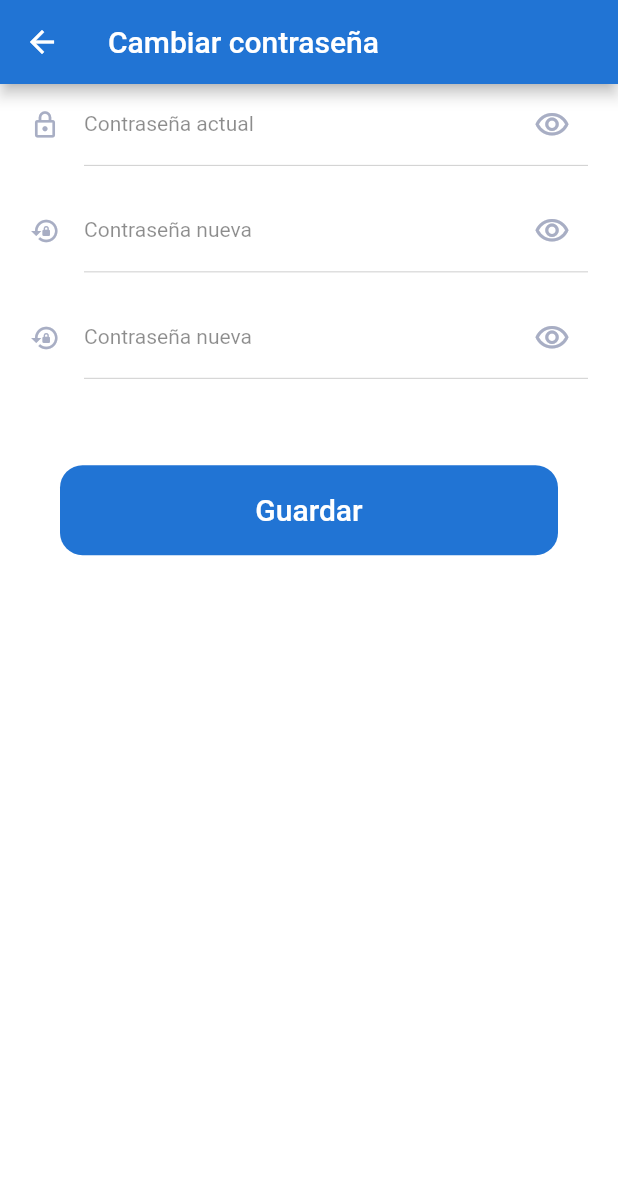
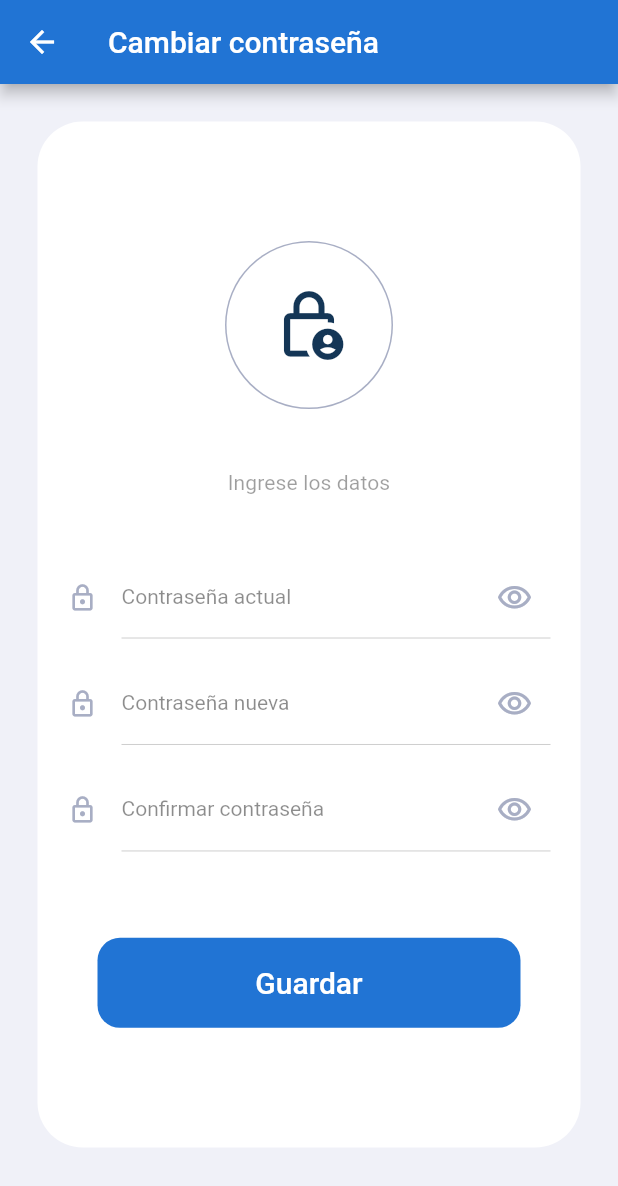
Before and after one commit to MyPatt/gasjm_cliente, a Flutter app: the PerfilPage screen opened by its route, scrolled down 178 dp, after a tap on "Cambiar contraseña", on a phone screen of 412 x 824 dp. Shown: the top 1186 px of the screen. Run offline on Flutter 3.47's test engine with Material 2 defaults, Android fonts, the phone set to English and light mode, and no system bars; our stand-ins replace bloc, cloud_firestore, equatable, firebase_auth, firebase_core, firebase_storage and 14 more; missing offline and left inert: dart:ffi; accounts and stored records are empty; network calls fail; statements that could not run were skipped; project files that could hold a hidden picture were left out.

Commit message:
Menu lateral cambiar contrasena

```diff
--- a/lib/app/data/repository/authenticacion_repository.dart
+++ b/lib/app/data/repository/authenticacion_repository.dart
@@ -1,6 +1,5 @@
 import 'package:equatable/equatable.dart';
 import 'package:gasjm/app/data/models/persona_model.dart';
-import 'package:gasjm/app/data/models/usuario_model.dart';
 
 //Repositorio con 2 clases -para autenticar usuario
 //Abstraer el usuario de firebase para obtener el uid
--- a/lib/app/data/repository/implementations/producto_repository.dart
+++ b/lib/app/data/repository/implementations/producto_repository.dart
@@ -1,4 +1,3 @@
-import 'dart:ffi';
 
 import 'package:gasjm/app/data/models/producto_model.dart';
 import 'package:gasjm/app/data/providers/producto_provider.dart';
--- a/lib/app/data/repository/implementations/ubicacionrepartidor_repository.dart
+++ b/lib/app/data/repository/implementations/ubicacionrepartidor_repository.dart
@@ -1,4 +1,4 @@
-import 'package:gasjm/app/data/models/pedido_model.dart';
+
 import 'package:gasjm/app/data/models/ubicacionrepartidor_model.dart';
 import 'package:gasjm/app/data/providers/ubicacionrepartidor_provider.dart';
 import 'package:gasjm/app/data/repository/ubicacionrepartidor_repository.dart';
--- a/lib/app/data/repository/producto_repository.dart
+++ b/lib/app/data/repository/producto_repository.dart
@@ -1,4 +1,3 @@
-import 'dart:ffi';
 
 import 'package:gasjm/app/data/models/producto_model.dart';
 
--- a/lib/app/global_widgets/circular_progress.dart
+++ b/lib/app/global_widgets/circular_progress.dart
@@ -7,7 +7,7 @@ class CircularProgress extends StatelessWidget {
   @override
   Widget build(BuildContext context) {
     return const CircularProgressIndicator(
-      backgroundColor: Colors.white,
+      backgroundColor: AppTheme.light,
       color: AppTheme.blueBackground,
     );
   }
--- a/lib/app/global_widgets/header_logo.dart
+++ b/lib/app/global_widgets/header_logo.dart
@@ -1,6 +1,4 @@
 import 'package:flutter/material.dart';
-import 'package:gasjm/app/core/theme/app_theme.dart';
-
 class HeaderLogo extends StatelessWidget {
   const HeaderLogo({Key? key}) : super(key: key);
 
@@ -12,7 +10,7 @@ class HeaderLogo extends StatelessWidget {
           Container(
             height: 96.0,
             width: 96.0,
-            child: CircleAvatar(
+            child: const CircleAvatar(
               backgroundImage: AssetImage("assets/icons/gasjm.png"),
               radius: 50,
             ),
--- a/lib/app/global_widgets/text_description.dart
+++ b/lib/app/global_widgets/text_description.dart
@@ -1,21 +1,26 @@
 import 'package:flutter/material.dart';
 
 class TextDescription extends StatelessWidget {
-
   final String text;
   final Color? color;
   final TextAlign? textAlign;
 
-  const TextDescription({Key? key, required this.text, this.color= Colors.black38, this.textAlign}) : super(key: key);
+  const TextDescription(
+      {Key? key,
+      required this.text,
+      this.color = Colors.black38,
+      this.textAlign = TextAlign.center})
+      : super(key: key);
   @override
   Widget build(BuildContext context) {
     return Text(
       text,
-      textAlign: TextAlign.center,
+      textAlign: textAlign,
       style: Theme.of(context)
           .textTheme
           .subtitle2
           ?.copyWith(color: color, fontWeight: FontWeight.w400),
+      maxLines: 2,
     );
   }
 }
--- a/lib/app/modules/inicio/proceso_pedido/local_widgets/mapa.dart
+++ b/lib/app/modules/inicio/proceso_pedido/local_widgets/mapa.dart
@@ -1,7 +1,4 @@
 import 'package:flutter/material.dart';
-import 'package:gasjm/app/modules/inicio/inicio_controller.dart';
-import 'package:get/get.dart';
-import 'package:google_maps_flutter/google_maps_flutter.dart';
 
 class MapaWidget extends StatelessWidget {
   const MapaWidget({Key? key}) : super(key: key);
--- a/lib/app/modules/login/login_controller.dart
+++ b/lib/app/modules/login/login_controller.dart
@@ -115,4 +115,5 @@ class LoginController extends GetxController {
     SharedPreferences prefs = await SharedPreferences.getInstance();
     await prefs.remove("correo_usuario");
   }
+
 }
--- a/lib/app/modules/perfil/perfil_controller.dart
+++ b/lib/app/modules/perfil/perfil_controller.dart
@@ -41,7 +41,7 @@ class PerfilController extends GetxController {
   final RxBool _contrasenaNuevaOculta2 = true.obs;
   RxBool get contrasenaNuevaOculta2 => _contrasenaNuevaOculta2;
   //
-  PersonaModel? _usuario = null;
+  PersonaModel? _usuario;
   PersonaModel? get usuario => _usuario;
 
   final _personaRepository = Get.find<PersonaRepository>();
@@ -98,14 +98,8 @@ class PerfilController extends GetxController {
   @override
   void onClose() {
     super.onClose();
-    cedulaTextoController.clear();
-    nombreTextoController.clear();
-    apellidoTextoController.clear();
-    direccionTextoController.clear();
-    fechaNacimientoTextoController.clear();
-    celularTextoController.clear();
-    correoElectronicoTextoController.clear();
-    contrasenaActualTextoController.clear();
+    //Limpiar campos
+    _limpiarCamposDeTodosLosFormsDelUsuario();
   }
 
   /* METODOS PARA CLIENTES */
@@ -224,7 +218,7 @@ class PerfilController extends GetxController {
 
   //
   Future<String> _getDireccionXLatLng(LatLng posicion) async {
-    print(posicion);
+
     List<Placemark> placemark =
         await placemarkFromCoordinates(posicion.latitude, posicion.longitude);
     Placemark lugar = placemark[0];
@@ -397,7 +391,7 @@ class PerfilController extends GetxController {
     //  emit(state.copyWith(pickedImage: imageFile));
   }
 
-  Future<void> restablecerContrasena() async {
+  Future<void> restablecerContrasena(BuildContext context) async {
     final contrasenaActual = contrasenaActualTextoController.text;
     final contrasenaNueva1 = contrasenaNueva1TextoController.text;
     final contrasenaNueva2 = contrasenaNueva2TextoController.text;
@@ -406,13 +400,13 @@ class PerfilController extends GetxController {
       errorDeContrasena.value = null;
 
       if (contrasenaNueva1 == contrasenaNueva2) {
-        bool actualizado = await _personaRepository.updateContrasenaPersona(
+        await _personaRepository.updateContrasenaPersona(
             uid: _usuario!.uidPersona.toString(),
-            actualContrasena: contrasenaNueva2,
+            actualContrasena: contrasenaActual,
             nuevaContrasena: contrasenaNueva2);
 
-        //Mensaje de ingreso
-        if (!actualizado) {
+        //Mensaje de confirmacion
+
         Mensajes.showGetSnackbar(
             titulo: 'Mensaje',
             mensaje: '¡Se guardo con éxito!',
@@ -420,11 +414,16 @@ class PerfilController extends GetxController {
               Icons.save_outlined,
               color: Colors.white,
             ));
-        } else {
-          errorDeContrasena.value = "Contraseña actual incorrecta";
-        }
+
+        //Retornar al pagina de perfil
+        Navigator.of(context).pop();
       } else {
         errorDeContrasena.value = "Las contraseñas no coinciden";
+      }
+      // } catch (e) {
+    } on FirebaseAuthException catch (e) {
+      if (e.code == 'wrong-password') {
+        errorDeContrasena.value = 'Contraseña actual incorrecta';
       }
     } catch (e) {
       Mensajes.showGetSnackbar(
@@ -440,4 +439,35 @@ class PerfilController extends GetxController {
     await Future.delayed(const Duration(seconds: 1));
     cargandoDeContrasena.value = false;
   }
+
+  cargarFormContrasena() {
+    //Limpiar campos
+    _limpiarCamposDelFormContrasena();
+
+    //Ir a la ruta
+    Get.toNamed(AppRoutes.contrasena);
   }
+
+  void _limpiarCamposDeTodosLosFormsDelUsuario() {
+    cedulaTextoController.dispose();
+    nombreTextoController.dispose();
+    apellidoTextoController.dispose();
+    direccionTextoController.dispose();
+    fechaNacimientoTextoController.dispose();
+    celularTextoController.dispose();
+    correoElectronicoTextoController.dispose();
+    contrasenaActualTextoController.dispose();
+    contrasenaNueva1TextoController.dispose();
+    contrasenaNueva2TextoController.dispose();
+  }
+
+  void _limpiarCamposDelFormContrasena() {
+    contrasenaActualTextoController.clear();
+    contrasenaNueva1TextoController.clear();
+    contrasenaNueva2TextoController.clear();
+    errorDeContrasena.value = '';
+    _contrasenaActualOculta.value = true;
+    _contrasenaNuevaOculta1.value = true;
+    _contrasenaNuevaOculta2.value = true;
+  }
+}
--- a/lib/app/modules/perfil/widgets/form_contrasena.dart
+++ b/lib/app/modules/perfil/widgets/form_contrasena.dart
@@ -1,6 +1,7 @@
 import 'package:flutter/material.dart';
 import 'package:gasjm/app/core/theme/app_theme.dart';
 import 'package:gasjm/app/core/utils/validaciones.dart';
+import 'package:gasjm/app/global_widgets/circular_progress.dart';
 import 'package:gasjm/app/global_widgets/text_description.dart';
 import 'package:gasjm/app/modules/perfil/perfil_controller.dart';
 import 'package:gasjm/app/core/utils/responsive.dart';
@@ -15,7 +16,7 @@ class FormContrasena extends StatelessWidget {
   Widget build(BuildContext context) {
     return GetBuilder<PerfilController>(
       builder: (_) => Scaffold(
-        backgroundColor: Colors.white,
+        backgroundColor: AppTheme.background,
         appBar: AppBar(
           backgroundColor: AppTheme.blueBackground,
           title: const Text('Cambiar contraseña'),
@@ -23,17 +24,24 @@ class FormContrasena extends StatelessWidget {
         body: SafeArea(
           bottom: false,
           child: SingleChildScrollView(
+            padding: const EdgeInsets.symmetric(horizontal: 25, vertical: 25),
             child: SizedBox(
-              height: MediaQuery.of(context).size.height -
-                  MediaQuery.of(context).padding.top,
+              height: Responsive.hp(context) * 0.83,
+              child: Container(
+                decoration: BoxDecoration(
+                  borderRadius: BorderRadius.circular(30),
+                  color: Colors.white,
+                ),
+                height: 350,
+                padding: const EdgeInsets.symmetric(horizontal: 20),
+
+                alignment: Alignment.center,
+                // height: Responsive.hp(context),
                 child: LayoutBuilder(
                   builder: (context, constraint) {
-                  return Container(
-                    alignment: Alignment.center,
-                    padding: const EdgeInsets.symmetric(horizontal: 20),
-                    child: Padding(
-                        padding:
-                            EdgeInsets.only(bottom: constraint.maxHeight * .1),
+                    return Padding(
+                        padding: EdgeInsets.symmetric(
+                            vertical: constraint.maxHeight * .05),
                         child: Obx(
                           () => AbsorbPointer(
                             absorbing: _.cargandoDeContrasena.value,
@@ -43,12 +51,36 @@ class FormContrasena extends StatelessWidget {
                                 SliverFillRemaining(
                                   hasScrollBody: false,
                                   child: Column(
-                                      mainAxisSize: MainAxisSize.max,
                                       mainAxisAlignment:
-                                          MainAxisAlignment.start,
+                                          MainAxisAlignment.center,
                                       crossAxisAlignment:
                                           CrossAxisAlignment.stretch,
                                       children: [
+                                        const CircleAvatar(
+                                          backgroundColor: AppTheme.light,
+                                          child: CircleAvatar(
+                                            backgroundColor: Colors.white,
+                                            child: Icon(
+                                              Icons.lock_person_outlined,
+                                              color: AppTheme.blueDark,
+                                              size: 50,
+                                            ),
+                                            radius: 55.0,
+                                          ),
+                                          radius: 56.0,
+                                        ),
+                                        SizedBox(
+                                            height: Responsive.getScreenSize(
+                                                        context)
+                                                    .height *
+                                                .05),
+                                        const TextDescription(
+                                            text: 'Ingrese los datos'),
+                                        SizedBox(
+                                            height: Responsive.getScreenSize(
+                                                        context)
+                                                    .height *
+                                                .05),
                                         Obx(
                                           () => InputText(
                                             iconPrefix: Icons.lock_outlined,
@@ -82,7 +114,7 @@ class FormContrasena extends StatelessWidget {
                                                 .02),
                                         Obx(
                                           () => InputText(
-                                            iconPrefix: Icons.lock_reset,
+                                            iconPrefix: Icons.lock_outlined,
                                             keyboardType: TextInputType.text,
                                             obscureText:
                                                 _.contrasenaNuevaOculta1.value,
@@ -113,7 +145,7 @@ class FormContrasena extends StatelessWidget {
                                                 .02),
                                         Obx(
                                           () => InputText(
-                                            iconPrefix: Icons.lock_reset,
+                                            iconPrefix: Icons.lock_outlined,
                                             keyboardType: TextInputType.text,
                                             obscureText:
                                                 _.contrasenaNuevaOculta2.value,
@@ -124,7 +156,7 @@ class FormContrasena extends StatelessWidget {
                                             validator:
                                                 Validacion.validarContrasena,
                                             maxLines: 1,
-                                            labelText: "Contraseña nueva",
+                                            labelText: "Confirmar contraseña",
                                             suffixIcon: GestureDetector(
                                               onTap: _.mostrarContrasenaNueva2,
                                               child: Icon(
@@ -163,37 +195,35 @@ class FormContrasena extends StatelessWidget {
                                           return Stack(
                                             alignment: Alignment.center,
                                             children: [
-                                              PrimaryButton(
+                                              Visibility(
+                                                visible: !_
+                                                    .cargandoDeContrasena.value,
+                                                child: PrimaryButton(
                                                     texto: "Guardar",
                                                     onPressed: () {
                                                       if (_.claveFormContrasena
                                                               .currentState
                                                               ?.validate() ==
                                                           true) {
-                                                      _.restablecerContrasena();
+                                                        _.restablecerContrasena(
+                                                            context);
                                                       }
                                                     }),
+                                              ),
                                               if (estadoProceso)
-                                                const CircularProgressIndicator(
-                                                    backgroundColor:
-                                                        Colors.white),
+                                                const CircularProgress()
                                             ],
                                           );
                                         }),
                                         //
-                                        SizedBox(
-                                            height: MediaQuery.of(context)
-                                                    .size
-                                                    .height *
-                                                .05),
                                       ]),
                                 ),
                               ]),
                             ),
                           ),
-                        )),
-                  );
+                        ));
                   },
+                ),
               ),
             ),
           ),
--- a/lib/app/modules/perfil/widgets/form_usuario.dart
+++ b/lib/app/modules/perfil/widgets/form_usuario.dart
@@ -6,7 +6,6 @@ import 'package:flutter/services.dart';
 import 'package:gasjm/app/core/utils/responsive.dart';
 import 'package:gasjm/app/global_widgets/primary_button.dart';
 import 'package:gasjm/app/core/utils/validaciones.dart';
-import 'package:gasjm/app/routes/app_routes.dart';
 import 'package:get/get.dart';
 
 class FormUsuario extends StatelessWidget {
@@ -141,7 +140,7 @@ class FormUsuario extends StatelessWidget {
                               .subtitle2
                               ?.copyWith(color: Colors.black54),
                         ),
-                        onTap: () => Get.toNamed(AppRoutes.contrasena),
+                        onTap: () => _.cargarFormContrasena(),
                       ),
 
                       //
```
Also changed, not shown: lib/app/modules/registrar/registrar_controller.dart (+1 -8 lines). Lines whose indentation alone changed are shown as unchanged.
